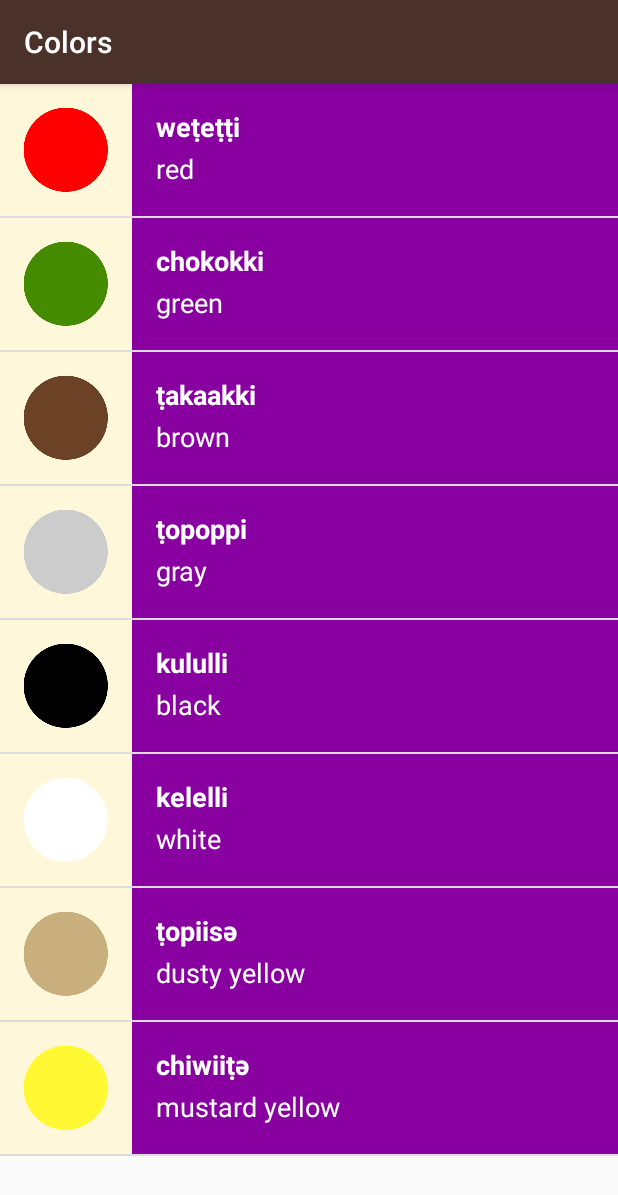
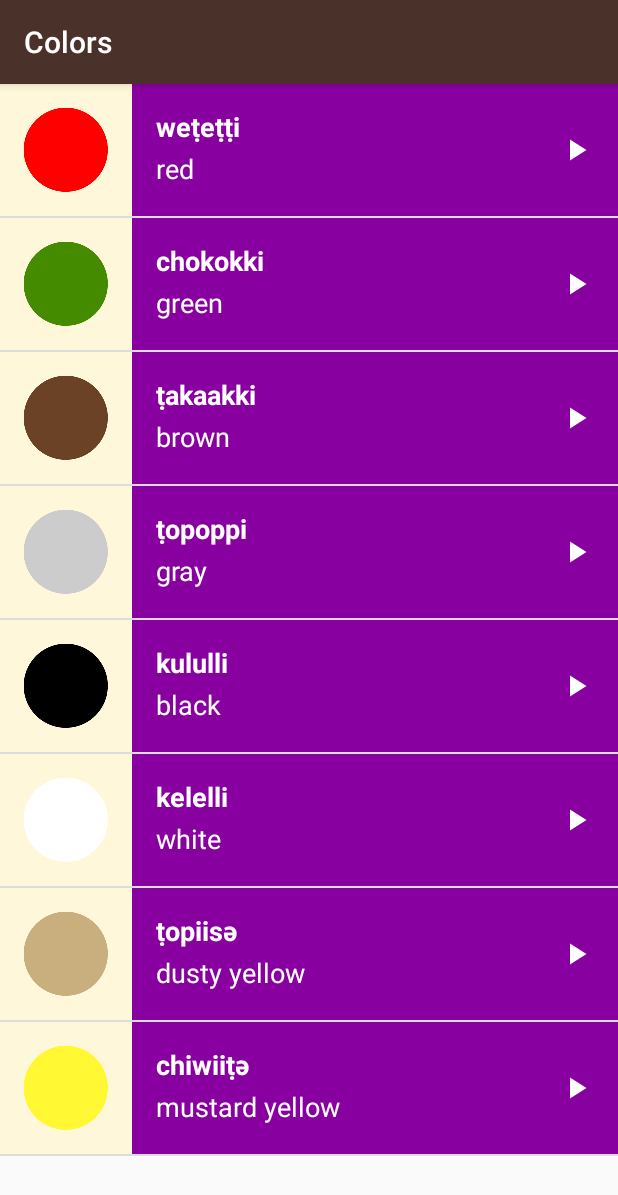
Before and after one commit to yaostyle/Udacity-Practice-Miwok-App, an Android app: the ColorsActivity screen opened directly, with no data from a screen before it, on a phone screen of 412 x 824 dp. Shown: the top 1195 px of the screen. Run offline under Robolectric (Android 15) with nearby library versions, the phone set to English and light mode, and no system bars.

Commit message:
Added button feedback

```diff
--- a/app/src/main/res/layout/list_item.xml
+++ b/app/src/main/res/layout/list_item.xml
@@ -1,22 +1,24 @@
 <?xml version="1.0" encoding="utf-8"?>
-<LinearLayout
-    xmlns:android="http://schemas.android.com/apk/res/android"
+<RelativeLayout xmlns:android="http://schemas.android.com/apk/res/android"
     xmlns:tools="http://schemas.android.com/tools"
     android:layout_width="match_parent"
-    android:layout_height="match_parent"
-    android:orientation="horizontal"
-    android:minHeight="@dimen/list_item_height"
-    android:background="@color/tan_background">
+    android:layout_height="@dimen/list_item_height"
+    android:background="@color/tan_background"
+    android:orientation="horizontal">
 
     <ImageView
         android:id="@+id/image"
         android:layout_width="@dimen/list_item_height"
-        android:layout_height="@dimen/list_item_height"/>
+        android:layout_height="@dimen/list_item_height" />
 
     <LinearLayout
         android:id="@+id/text_container"
         android:layout_width="match_parent"
-        android:layout_height="match_parent"
+        android:layout_height="@dimen/list_item_height"
+        android:layout_alignParentBottom="true"
+        android:layout_alignParentRight="true"
+        android:layout_alignParentTop="true"
+        android:layout_toRightOf="@id/image"
         android:orientation="vertical"
         android:padding="16dp">
 
@@ -24,23 +26,33 @@
             android:id="@+id/miwok_text_view"
             android:layout_width="match_parent"
             android:layout_height="0dp"
+            android:layout_gravity="bottom"
             android:layout_weight="1"
-            android:layout_gravity="bottom"
             android:textAppearance="?android:textAppearanceMedium"
             android:textColor="@android:color/white"
-            android:textStyle="bold"/>
+            android:textStyle="bold" />
 
         <TextView
             android:id="@+id/default_text_view"
             android:layout_width="match_parent"
             android:layout_height="0dp"
+            android:layout_gravity="top"
             android:layout_weight="1"
-            android:layout_gravity="top"
             android:textAppearance="?android:textAppearanceMedium"
             android:textColor="@android:color/white"
             tools:text="one" />
     </LinearLayout>
 
+    <ImageView
+        android:layout_width="24dp"
+        android:layout_height="24dp"
+        android:layout_alignParentRight="true"
+        android:layout_centerVertical="true"
+        android:layout_marginRight="16dp"
+        android:src="@drawable/ic_play_arrow" />
 
-
-</LinearLayout>
+    <View
+        android:layout_width="match_parent"
+        android:layout_height="match_parent"
+        android:background="?android:attr/selectableItemBackground"/>
+</RelativeLayout>
```
Also changed, not shown: app/src/main/res/layout/activity_main.xml (+28 -4 lines), app/src/main/res/drawable-hdpi/ic_play_arrow.png (added), app/src/main/res/drawable-mdpi/ic_play_arrow.png (added), app/src/main/res/drawable-xhdpi/ic_play_arrow.png (added), app/src/main/res/drawable-xxhdpi/ic_play_arrow.png (added), app/src/main/res/drawable-xxxhdpi/ic_play_arrow.png (added), 2 other files.
